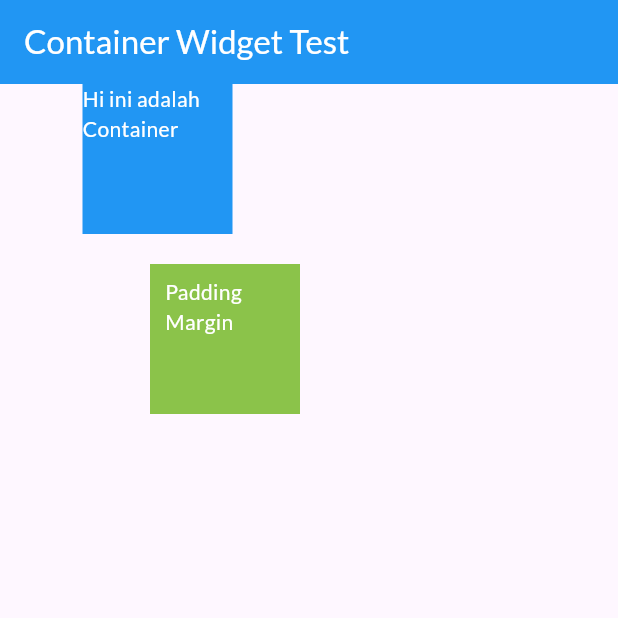
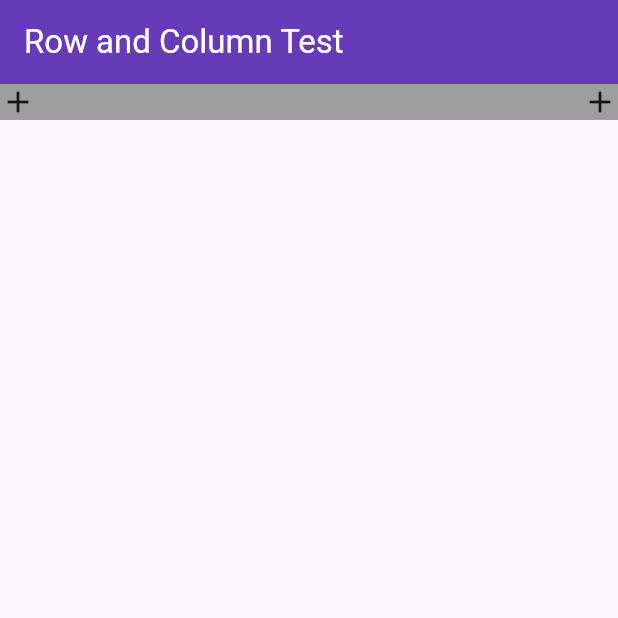
Before and after one commit to dakhmad/learn_widget_flutter, a Flutter app: the screen it shows after launch, on a phone screen of 412 x 824 dp, the top half of it. Run offline on Flutter 3.47's test engine with Material 3 defaults, Android fonts, the light colour scheme and no system bars; our stand-ins replace google_fonts.

Commit message:
Hmm, ada yang kurang

```diff
--- a/lib/main.dart
+++ b/lib/main.dart
@@ -1,5 +1,9 @@
 import 'package:flutter/material.dart';
+import 'package:learn_widget_flutter/widgets/center.dart';
 import 'package:learn_widget_flutter/widgets/container.dart';
+import 'package:learn_widget_flutter/widgets/decoration_container.dart';
+import 'package:learn_widget_flutter/widgets/padding_pembungkus_widget.dart';
+import 'package:learn_widget_flutter/widgets/row_column.dart';
 import 'package:learn_widget_flutter/widgets/scaffold.dart';
 import 'package:learn_widget_flutter/widgets/state_less_ful.dart';
 
@@ -15,7 +19,7 @@ class MyApp extends StatelessWidget {
       ),
       home: const Scaffold(
         body: Center(
-          child: WidgetContainer()
+          child: WRowColumn()
         ),
       ),
     );
--- a/lib/widgets/row_column.dart
+++ b/lib/widgets/row_column.dart
@@ -0,0 +1,30 @@
+import 'package:flutter/cupertino.dart';
+import 'package:flutter/material.dart';
+
+class WRowColumn extends StatelessWidget{
+  const WRowColumn({super.key});
+
+  @override
+  Widget build(BuildContext context) {
+    return Scaffold(
+      appBar: AppBar(
+        title: Text("Row and Column Test", style: TextStyle(color: Colors.white),),
+        backgroundColor: Colors.deepPurple,
+      ),
+      body: Container(
+        decoration: BoxDecoration(
+          color: Colors.grey,
+          shape: BoxShape.rectangle,
+        ),
+        child: Row(
+          mainAxisAlignment: MainAxisAlignment.spaceBetween,
+          children: [
+            Icon(Icons.add),
+            Icon(Icons.add),
+            // Icon(Icons.add),
+          ],
+        ),
+      ),
+    );
+  }
+}
```
Also changed, not shown: lib/widgets/center.dart (+33 -0 lines), lib/widgets/decoration_container.dart (+77 -0 lines), lib/widgets/padding_pembungkus_widget.dart (+34 -0 lines).
